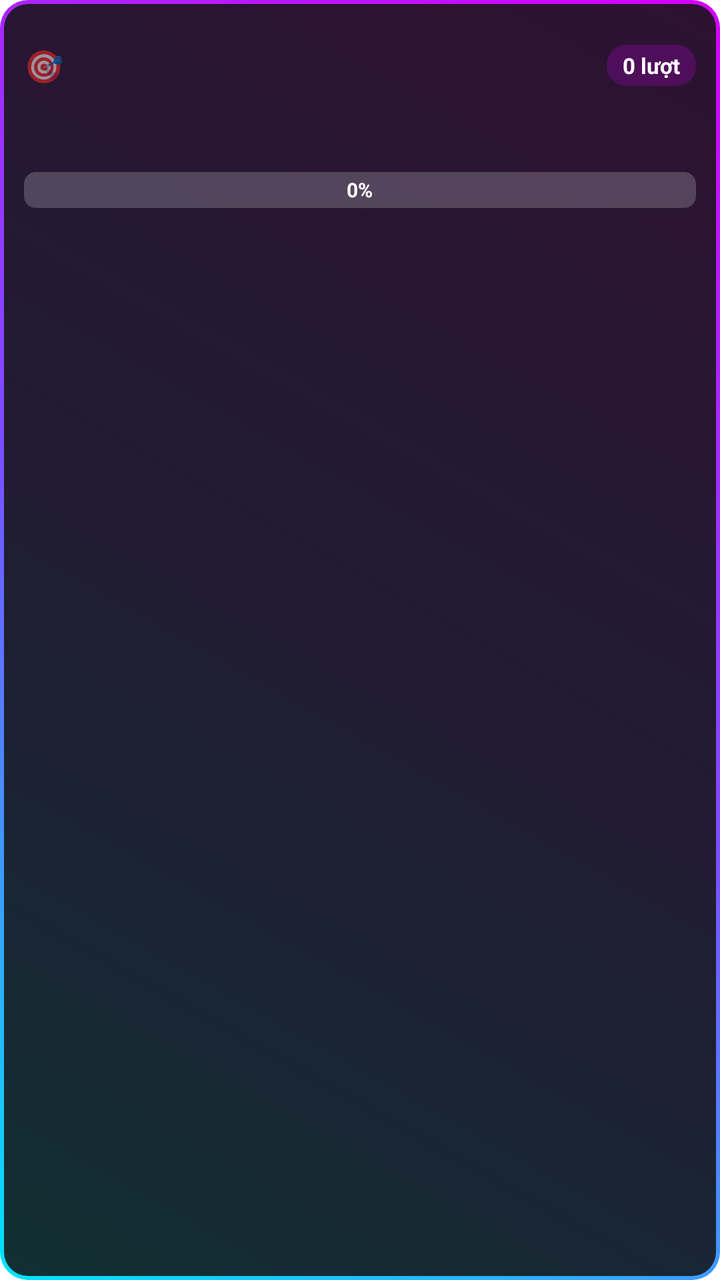
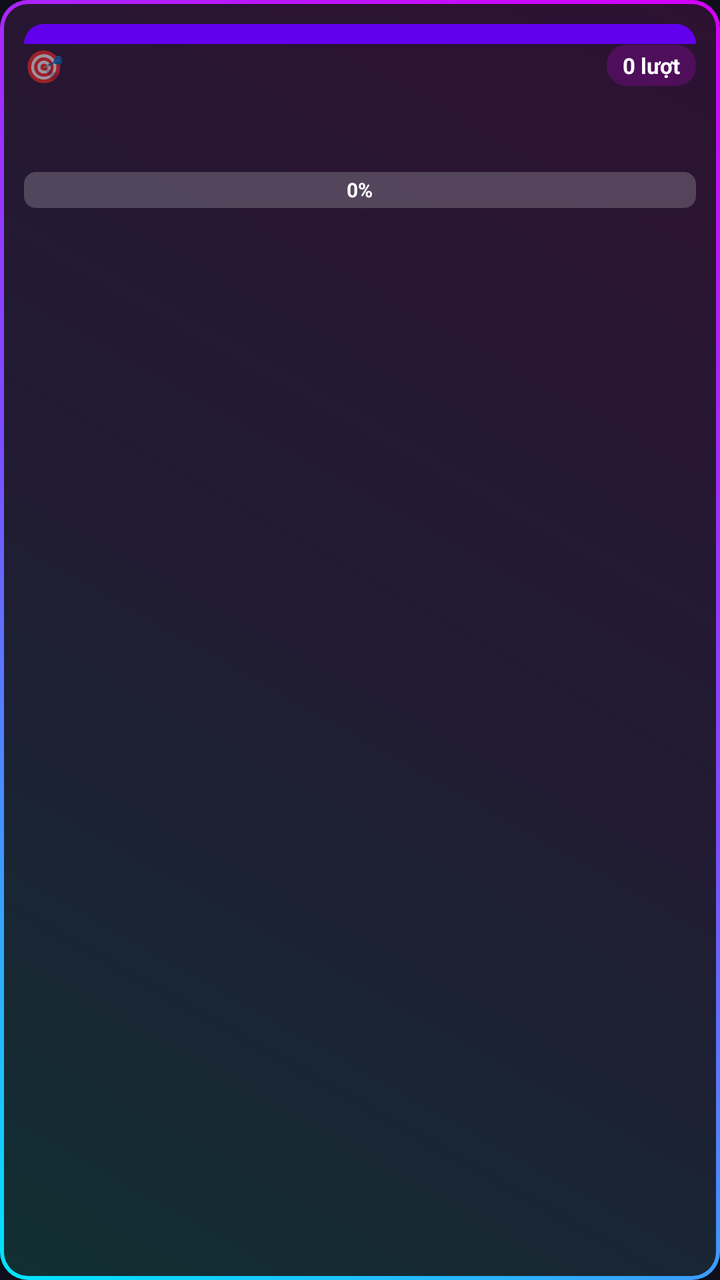

Before-and-after screenshots of an Android layout around one commit, followed by the original layout XML and the change that was made.
<!-- AndroidManifest.xml: application theme Theme.DonateFloat -->
<!-- res/layout/floating_goal.xml -->
<FrameLayout xmlns:android="http://schemas.android.com/apk/res/android"
    android:layout_width="wrap_content"
    android:layout_height="wrap_content">

    <LinearLayout
        android:layout_width="match_parent"
        android:layout_height="match_parent"
        android:orientation="vertical"
        android:background="@drawable/bg_goal_card"
        android:padding="12dp">

        <View
            android:id="@+id/dragHandleGoal"
            android:layout_width="match_parent"
            android:layout_height="10dp" />

        <LinearLayout
            android:layout_width="match_parent"
            android:layout_height="wrap_content"
            android:orientation="horizontal"
            android:gravity="center_vertical">

            <TextView
                android:layout_width="wrap_content"
                android:layout_height="wrap_content"
                android:text="🎯"
                android:textSize="16sp"
                android:paddingEnd="6dp" />

            <TextView
                android:id="@+id/goalTitleView"
                android:layout_width="0dp"
                android:layout_height="wrap_content"
                android:layout_weight="1"
                android:textColor="#FFFFFF"
                android:textStyle="bold"
                android:textSize="14sp" />

            <TextView
                android:id="@+id/goalCountBadge"
                android:layout_width="wrap_content"
                android:layout_height="wrap_content"
                android:background="@drawable/bg_percent_badge"
                android:paddingStart="8dp"
                android:paddingEnd="8dp"
                android:paddingTop="3dp"
                android:paddingBottom="3dp"
                android:textColor="#FFFFFF"
                android:textStyle="bold"
                android:textSize="11sp"
                android:text="0 lượt" />
        </LinearLayout>

        <LinearLayout
            android:layout_width="match_parent"
            android:layout_height="wrap_content"
            android:layout_marginTop="10dp"
            android:orientation="horizontal">

            <TextView
                android:id="@+id/goalCurrentView"
                android:layout_width="0dp"
                android:layout_height="wrap_content"
                android:layout_weight="1"
                android:textColor="#00E5FF"
                android:textStyle="bold"
                android:textSize="18sp" />

            <TextView
                android:id="@+id/goalTargetView"
                android:layout_width="0dp"
                android:layout_height="wrap_content"
                android:layout_weight="1"
                android:gravity="end|bottom"
                android:textColor="#999999"
                android:textSize="12sp" />
        </LinearLayout>

        <FrameLayout
            android:layout_width="match_parent"
            android:layout_height="wrap_content"
            android:layout_marginTop="8dp">

            <ProgressBar
                android:id="@+id/goalProgressBar"
                style="?android:attr/progressBarStyleHorizontal"
                android:layout_width="match_parent"
                android:layout_height="18dp"
                android:progressDrawable="@drawable/progress_gradient"
                android:max="1000"
                android:progress="0" />

            <TextView
                android:id="@+id/goalPercentInBar"
                android:layout_width="wrap_content"
                android:layout_height="18dp"
                android:layout_gravity="center"
                android:gravity="center"
                android:textColor="#FFFFFF"
                android:textStyle="bold"
                android:textSize="10sp"
                android:text="0%" />
        </FrameLayout>

        <TextView
            android:id="@+id/goalSubtitleView"
            android:layout_width="match_parent"
            android:layout_height="wrap_content"
            android:layout_marginTop="8dp"
            android:textColor="#AAAAAA"
            android:textSize="11sp" />

    </LinearLayout>

    <View android:id="@+id/resizeGoalTL" android:layout_width="22dp" android:layout_height="22dp" android:layout_gravity="top|start" />
    <View android:id="@+id/resizeGoalTR" android:layout_width="22dp" android:layout_height="22dp" android:layout_gravity="top|end" />
    <View android:id="@+id/resizeGoalBL" android:layout_width="22dp" android:layout_height="22dp" android:layout_gravity="bottom|start" />
    <View android:id="@+id/resizeGoalBR" android:layout_width="22dp" android:layout_height="22dp" android:layout_gravity="bottom|end" />

</FrameLayout>
<!-- resources referenced by this layout -->
<resources>
  <!-- drawable bg_goal_card (drawable) -->
  <layer-list xmlns:android="http://schemas.android.com/apk/res/android">
      <item>
          <shape android:shape="rectangle">
              <corners android:radius="14dp" />
              <gradient
                  android:type="linear"
                  android:angle="45"
                  android:startColor="#00E5FF"
                  android:centerColor="#7C4DFF"
                  android:endColor="#D500F9" />
          </shape>
      </item>
      <item
          android:top="2dp"
          android:left="2dp"
          android:right="2dp"
          android:bottom="2dp">
          <shape android:shape="rectangle">
              <corners android:radius="12dp" />
              <solid android:color="#DD141414" />
          </shape>
      </item>
  </layer-list>
  <!-- drawable bg_percent_badge (drawable) -->
  <shape xmlns:android="http://schemas.android.com/apk/res/android" android:shape="rectangle">
      <solid android:color="#33D500F9" />
      <corners android:radius="10dp" />
  </shape>
  <!-- drawable progress_gradient (drawable) -->
  <layer-list xmlns:android="http://schemas.android.com/apk/res/android">
      <item android:id="@android:id/background">
          <shape>
              <corners android:radius="6dp" />
              <solid android:color="#33FFFFFF" />
          </shape>
      </item>
      <item android:id="@android:id/progress">
          <clip>
              <shape>
                  <corners android:radius="6dp" />
                  <gradient android:startColor="#00E5FF" android:endColor="#D500F9" android:angle="0" />
              </shape>
          </clip>
      </item>
  </layer-list>
  <style name="Theme.DonateFloat" parent="Theme.MaterialComponents.DayNight.NoActionBar">
          <item name="colorPrimary">@color/purple_500</item>
          <item name="colorPrimaryDark">@color/purple_700</item>
          <item name="colorAccent">@color/teal_200</item>
      </style>
  <color name="purple_500">#FF6200EE</color>
  <color name="purple_700">#FF3700B3</color>
  <color name="teal_200">#FF03DAC5</color>
</resources>

<!-- the commit's change to res/layout/floating_goal.xml (unified diff, before → after) -->
@@ -12,7 +12,8 @@
         <View
             android:id="@+id/dragHandleGoal"
             android:layout_width="match_parent"
-            android:layout_height="10dp" />
+            android:layout_height="10dp"
+            android:background="@drawable/bg_drag_handle" />
 
         <LinearLayout
             android:layout_width="match_parent"
<!-- resource entries referenced after the edit -->
@@ -1,5 +1,10 @@
 <!-- resources referenced by this layout -->
 <resources>
+  <!-- drawable bg_drag_handle (drawable) -->
+  <shape xmlns:android="http://schemas.android.com/apk/res/android">
+      <solid android:color="#FF6200EE" />
+      <corners android:topLeftRadius="12dp" android:topRightRadius="12dp" />
+  </shape>
   <!-- drawable bg_goal_card (drawable) -->
   <layer-list xmlns:android="http://schemas.android.com/apk/res/android">
       <item>
@@ -47,12 +52,17 @@
       </item>
   </layer-list>
   <style name="Theme.DonateFloat" parent="Theme.MaterialComponents.DayNight.NoActionBar">
-          <item name="colorPrimary">@color/purple_500</item>
-          <item name="colorPrimaryDark">@color/purple_700</item>
-          <item name="colorAccent">@color/teal_200</item>
+          <item name="colorPrimary">@color/accent_primary</item>
+          <item name="colorPrimaryDark">@color/accent_primary_dark</item>
+          <item name="colorAccent">@color/accent_cyan</item>
+          <item name="android:windowBackground">@color/bg_root</item>
+          <item name="android:statusBarColor">@color/bg_root</item>
+          <item name="android:textColorPrimary">@color/text_primary</item>
       </style>
-  <color name="purple_500">#FF6200EE</color>
-  <color name="purple_700">#FF3700B3</color>
-  <color name="teal_200">#FF03DAC5</color>
+  <color name="accent_primary">#7C4DFF</color>
+  <color name="accent_primary_dark">#5B2EE8</color>
+  <color name="accent_cyan">#00E5FF</color>
+  <color name="bg_root">#0E0F1A</color>
+  <color name="text_primary">#F5F6FA</color>
 </resources>
 
